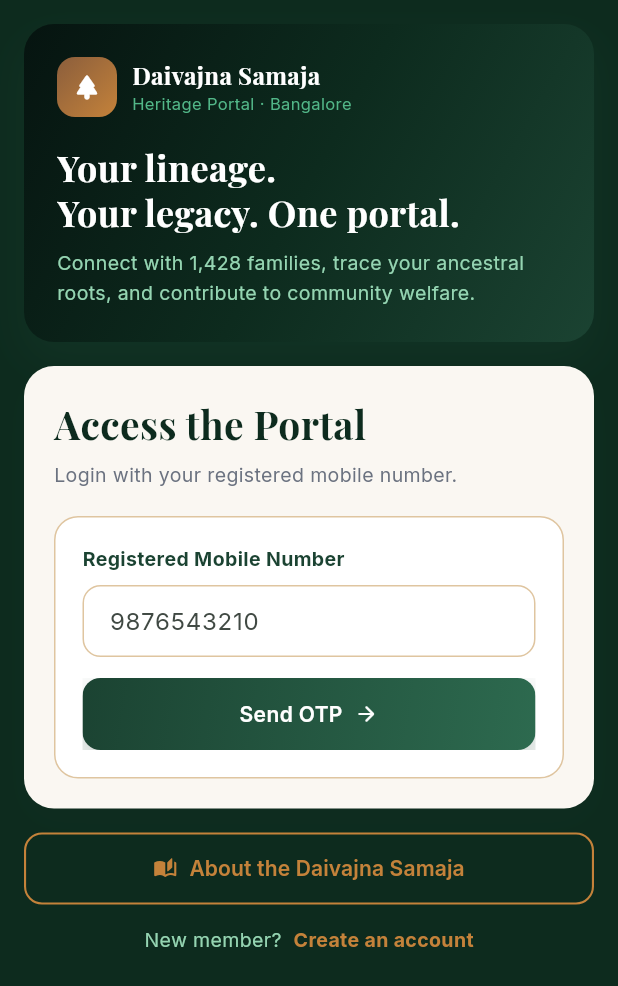
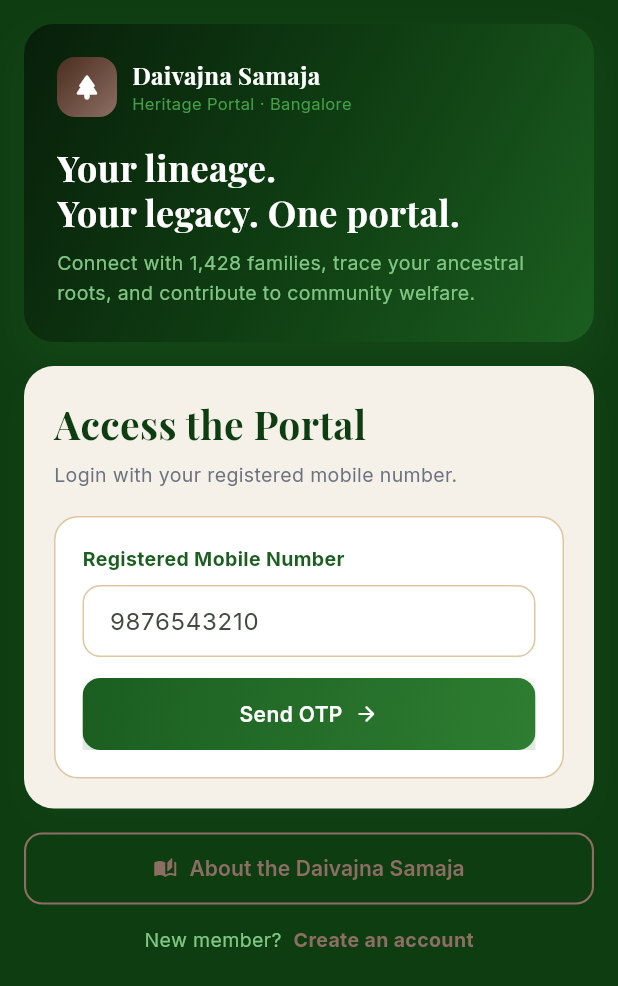
Before and after one commit to tusharsumeru/human-link, a Flutter app: the screen it shows after launch, on a phone screen of 412 x 824 dp. Shown: the top 986 px of the screen. Run offline on Flutter 3.47's test engine with Material 3 defaults, Android fonts, the phone set to English and light mode, and no system bars; our stand-ins replace cached_network_image, camera, file_picker, firebase_auth, firebase_core, fl_chart and 12 more; accounts and stored records are empty.

Commit message:
ui changes

```diff
--- a/lib/data/saved_store.dart
+++ b/lib/data/saved_store.dart
@@ -1,4 +1,6 @@
 import 'package:flutter/material.dart';
+
+import '../theme/app_theme.dart';
 
 /// A post or reel the user bookmarked. Carries just enough to render a saved
 /// thumbnail (and re-open a reel) without reaching back into the feed.
@@ -11,7 +13,7 @@ class SavedItem {
     this.mediaUrl,
     this.isReel = false,
     this.emoji = '🎬',
-    this.gradient = const [Color(0xFF1B4332), Color(0xFF2D6A4F)],
+    this.gradient = const [AppColors.forest800, AppColors.forest700],
   });
 
   final String id; // matches the feed post id, so a save can be toggled off
--- a/lib/screens/story_viewer_screen.dart
+++ b/lib/screens/story_viewer_screen.dart
@@ -13,7 +13,7 @@ class StorySlide {
     this.mediaUrl,
     this.isVideo = false,
     this.emoji,
-    this.gradient = const [Color(0xFF1B4332), Color(0xFF2D6A4F)],
+    this.gradient = const [AppColors.forest800, AppColors.forest700],
     this.caption = '',
     this.isMine = false,
     this.storyId,
--- a/lib/theme/app_theme.dart
+++ b/lib/theme/app_theme.dart
@@ -3,28 +3,34 @@ import 'package:google_fonts/google_fonts.dart';
 
 /// Central design system ported from the web app's globals.css.
 /// Forest greens + gold + cream, Playfair Display (display) + Inter (body).
+///
+/// Palette anchors (from the app's design tokens):
+///   Primary   #1B5E20 (forest scale — a darker, deeper green)
+///   Secondary #4A2E1F (gold700 — the strong/dark accent)
+///   Tertiary  #8D6E63 (gold500/goldSoft — the mid/soft accent)
+///   Neutral   #F5F1E8 (cream scale)
 class AppColors {
   AppColors._();
 
-  // Forest scale
-  static const Color forest950 = Color(0xFF061410);
-  static const Color forest900 = Color(0xFF0D2B1E);
-  static const Color forest800 = Color(0xFF1B4332);
-  static const Color forest700 = Color(0xFF2D6A4F);
-  static const Color forest600 = Color(0xFF40916C);
-  static const Color forest500 = Color(0xFF52B788);
-  static const Color forest300 = Color(0xFF95D5B2);
+  // Forest scale — Primary, anchored at #1B5E20
+  static const Color forest950 = Color(0xFF081F0A);
+  static const Color forest900 = Color(0xFF0F3D12);
+  static const Color forest800 = Color(0xFF1B5E20);
+  static const Color forest700 = Color(0xFF2E7D32);
+  static const Color forest600 = Color(0xFF388E3C);
+  static const Color forest500 = Color(0xFF43A047);
+  static const Color forest300 = Color(0xFF81C784);
 
-  // Gold / earth
-  static const Color gold700 = Color(0xFF8B5E3C);
-  static const Color gold500 = Color(0xFFC4823A);
-  static const Color goldSoft = Color(0xFFDFC5A0);
+  // Gold / earth — Secondary (#4A2E1F) + Tertiary (#8D6E63)
+  static const Color gold700 = Color(0xFF4A2E1F);
+  static const Color gold500 = Color(0xFF8D6E63);
+  static const Color goldSoft = Color(0xFFBCAAA4);
 
-  // Cream / surfaces
-  static const Color cream = Color(0xFFFAF7F2);
-  static const Color creamDark = Color(0xFFF0E6D3);
+  // Cream / surfaces — Neutral, anchored at #F5F1E8
+  static const Color cream = Color(0xFFF5F1E8);
+  static const Color creamDark = Color(0xFFEBE0C9);
   // Warm feed background — posts sit as white cards on this.
-  static const Color feedBg = Color(0xFFF4EFE4);
+  static const Color feedBg = Color(0xFFEFE9DA);
 
   // Convenient aliases (kept for backwards-compat with legacy screens)
   static const Color forestDark = forest900;
```
Also changed, not shown: lib/widgets/app_shell.dart (+0 -78 lines).
